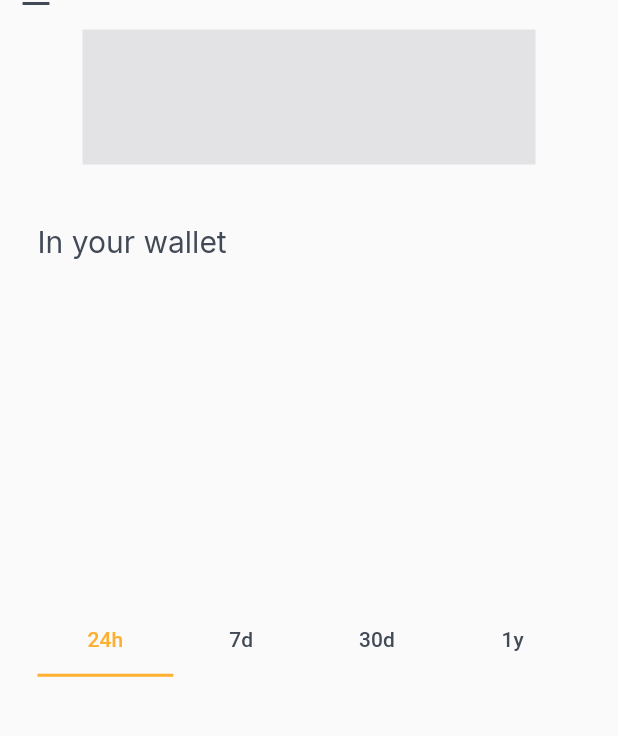
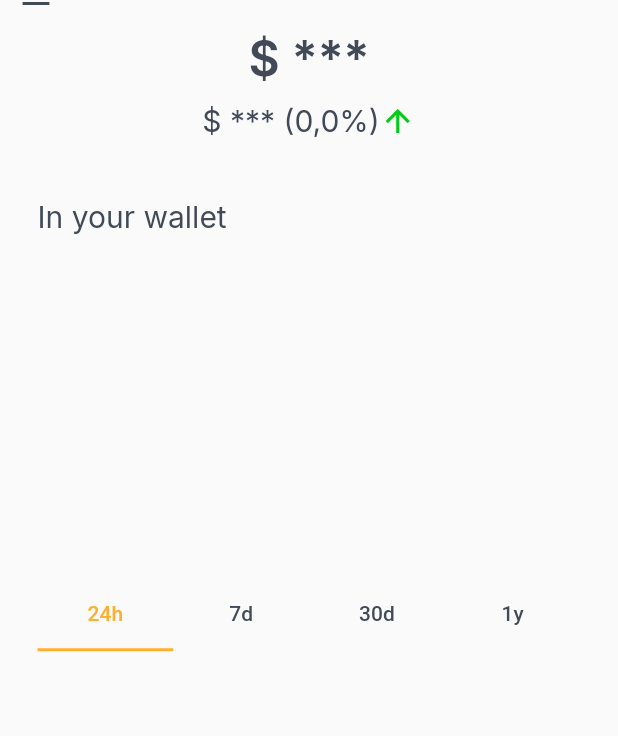
Before and after one commit to lucas-242/Crypto-Wallet, a Flutter app: the HomePage screen opened directly, on a phone screen of 412 x 824 dp, the part 87-823 px from its top. Run offline on Flutter 3.47's test engine with Material 2 defaults, Android fonts, the phone set to English and light mode, and no system bars; our stand-ins replace adaptive_theme, cloud_firestore, dropdown_search, firebase_auth, firebase_core, flutter_masked_text2 and 5 more; accounts and stored records are empty; generated files the repository leaves out were written again; network calls fail; statements that could not run were skipped.

Commit message:
Fixing show/hide total view

```diff
--- a/lib/shared/widgets/total_wallet_card/total_wallet_card_widget.dart
+++ b/lib/shared/widgets/total_wallet_card/total_wallet_card_widget.dart
@@ -20,23 +20,35 @@ class TotalWalletCard extends StatelessWidget {
     final AppLocalizations appLocalizations = AppLocalizations.of(context)!;
     final textTheme = Theme.of(context).textTheme;
 
+    Widget hideValue({TextStyle? style}) => Text(
+          '\$ ***',
+          style: style ?? textTheme.headline2,
+        );
+
     return Padding(
       padding: EdgeInsets.symmetric(vertical: 20, horizontal: 30),
-      child: showUserTotal
-          ? Column(
+      child: Column(
         crossAxisAlignment: CrossAxisAlignment.center,
         children: [
-                Text(
+          showUserTotal
+              ? Text(
                   NumberFormat.currency(symbol: '\$')
                       .format(walletData.totalNow),
                   style: textTheme.headline1,
-                ),
+                )
+              : hideValue(style: textTheme.headline1),
           SizedBox(height: 10),
           Row(
             mainAxisAlignment: MainAxisAlignment.center,
             children: [
+              showUserTotal
+                  ? Text(
+                      '${walletData.variation.isNegative ? '' : '+'} ${NumberFormat.currency(symbol: '\$').format(walletData.variation)}',
+                      style: textTheme.headline2,
+                    )
+                  : hideValue(),
               Text(
-                      '${walletData.variation.isNegative ? '' : '+'} ${NumberFormat.currency(symbol: '\$').format(walletData.variation)} (${NumberFormat.decimalPercentPattern(decimalDigits: 1).format(walletData.percentVariation / 100)})',
+                ' (${NumberFormat.decimalPercentPattern(decimalDigits: 1).format(walletData.percentVariation / 100)})',
                 style: textTheme.headline2,
               ),
               Icon(
@@ -56,25 +68,20 @@ class TotalWalletCard extends StatelessWidget {
                     children: [
                       Text(
                         '${appLocalizations.totalInvested}',
-                              style:
-                                  textTheme.headline2!.copyWith(fontSize: 17),
+                        style: textTheme.headline2!.copyWith(fontSize: 17),
                       ),
+              showUserTotal ?
                       Text(
                         NumberFormat.currency(symbol: '\$')
                             .format(walletData.totalInvested),
-                              style:
-                                  textTheme.headline2!.copyWith(fontSize: 17),
+                        style: textTheme.headline2!.copyWith(fontSize: 17),
                       )
+                      : hideValue(style: textTheme.headline2!.copyWith(fontSize: 17))
                     ],
                   ),
                 )
               : Container(),
         ],
-            )
-            //TODO: finish this container
-          : Container(
-              height: 90,
-              color: AppColors.stroke,
       ),
     );
   }
--- a/pubspec.yaml
+++ b/pubspec.yaml
@@ -15,7 +15,7 @@ publish_to: 'none' # Remove this line if you wish to publish to pub.dev
 # In iOS, build-name is used as CFBundleShortVersionString while build-number used as CFBundleVersion.
 # Read more about iOS versioning at
 # https://developer.apple.com/library/archive/documentation/General/Reference/InfoPlistKeyReference/Articles/CoreFoundationKeys.html
-version: 0.9.2+0
+version: 0.9.3+0
 
 environment:
   sdk: ">=2.12.0 <3.0.0"
```
Lines whose indentation alone changed are shown as unchanged.
